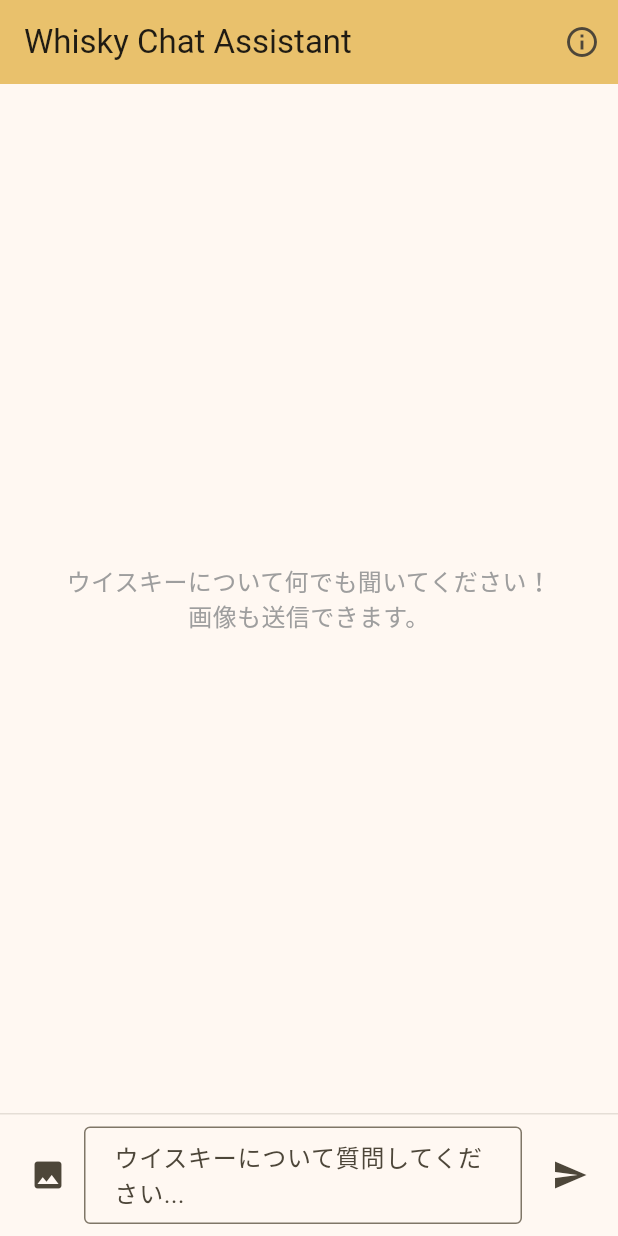
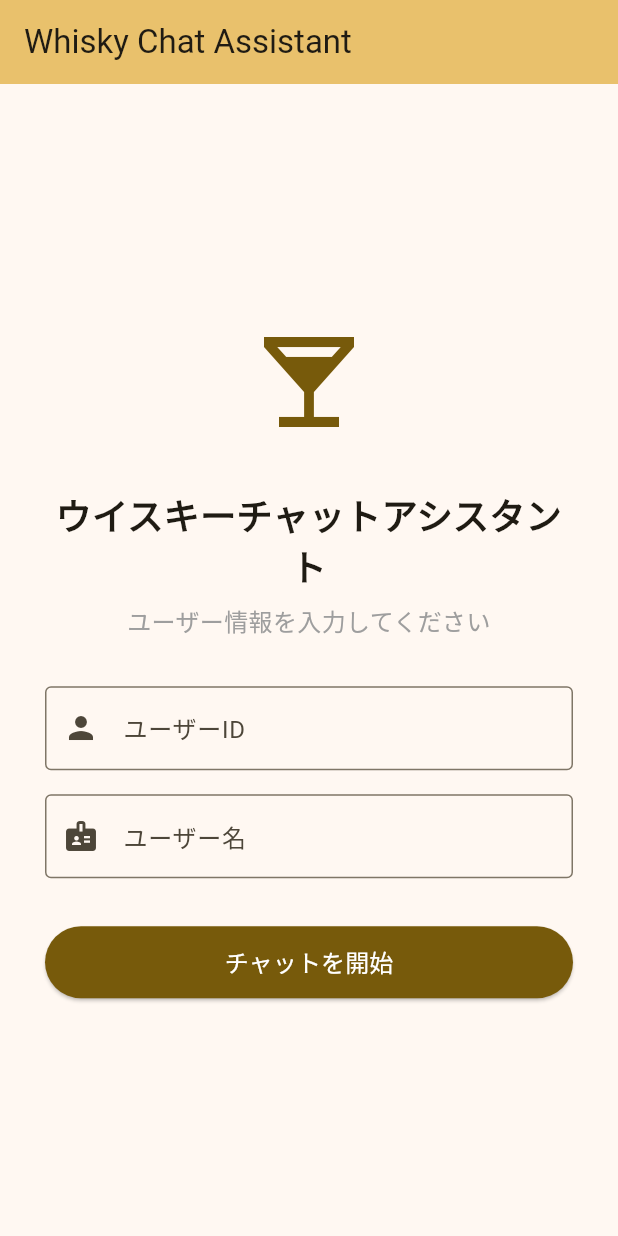
Before and after one commit to yu5uke-1024/whisky_ai_agent, a Flutter app: the screen it shows after launch, on a phone screen of 412 x 824 dp. Run offline on Flutter 3.47's test engine with Material 3 defaults, Android fonts, the phone set to English and light mode, and no system bars; our stand-ins replace file_picker.

Commit message:
user input form

```diff
--- a/flutter_app/lib/main.dart
+++ b/flutter_app/lib/main.dart
@@ -5,9 +5,17 @@ import 'dart:convert';
 import 'dart:io';
 import 'dart:typed_data';
 import 'package:flutter/foundation.dart' show kIsWeb;
+import 'package:flutter/services.dart';
 
 void main() {
   runApp(const WhiskyChatApp());
+}
+
+class UserInfo {
+  final String userId;
+  final String userName;
+
+  UserInfo({required this.userId, required this.userName});
 }
 
 class WhiskyChatApp extends StatelessWidget {
@@ -21,7 +29,7 @@ class WhiskyChatApp extends StatelessWidget {
         colorScheme: ColorScheme.fromSeed(seedColor: Colors.amber),
         useMaterial3: true,
       ),
-      home: const ChatScreen(),
+      home: const LoginScreen(),
     );
   }
 }
@@ -40,8 +48,140 @@ class ChatMessage {
   });
 }
 
+class LoginScreen extends StatefulWidget {
+  const LoginScreen({super.key});
+
+  @override
+  State<LoginScreen> createState() => _LoginScreenState();
+}
+
+class _LoginScreenState extends State<LoginScreen> {
+  final TextEditingController _userIdController = TextEditingController();
+  final TextEditingController _userNameController = TextEditingController();
+  final _formKey = GlobalKey<FormState>();
+
+  @override
+  void dispose() {
+    _userIdController.dispose();
+    _userNameController.dispose();
+    super.dispose();
+  }
+
+  void _login() {
+    if (_formKey.currentState!.validate()) {
+      final userInfo = UserInfo(
+        userId: _userIdController.text.trim(),
+        userName: _userNameController.text.trim(),
+      );
+
+      Navigator.of(context).pushReplacement(
+        MaterialPageRoute(
+          builder: (context) => ChatScreen(userInfo: userInfo),
+        ),
+      );
+    }
+  }
+
+  @override
+  Widget build(BuildContext context) {
+    return Scaffold(
+      appBar: AppBar(
+        title: const Text('Whisky Chat Assistant'),
+        backgroundColor: Theme.of(context).colorScheme.inversePrimary,
+      ),
+      body: Center(
+        child: Container(
+          constraints: const BoxConstraints(maxWidth: 400),
+          padding: const EdgeInsets.all(24),
+          child: Form(
+            key: _formKey,
+            child: Column(
+              mainAxisAlignment: MainAxisAlignment.center,
+              children: [
+                Icon(
+                  Icons.local_bar,
+                  size: 80,
+                  color: Theme.of(context).colorScheme.primary,
+                ),
+                const SizedBox(height: 32),
+                const Text(
+                  'ウイスキーチャットアシスタント',
+                  style: TextStyle(
+                    fontSize: 24,
+                    fontWeight: FontWeight.bold,
+                  ),
+                  textAlign: TextAlign.center,
+                ),
+                const SizedBox(height: 8),
+                const Text(
+                  'ユーザー情報を入力してください',
+                  style: TextStyle(
+                    fontSize: 16,
+                    color: Colors.grey,
+                  ),
+                  textAlign: TextAlign.center,
+                ),
+                const SizedBox(height: 32),
+                TextFormField(
+                  controller: _userIdController,
+                  decoration: const InputDecoration(
+                    labelText: 'ユーザーID',
+                    hintText: 'user123',
+                    border: OutlineInputBorder(),
+                    prefixIcon: Icon(Icons.person),
+                  ),
+                  validator: (value) {
+                    if (value == null || value.trim().isEmpty) {
+                      return 'ユーザーIDを入力してください';
+                    }
+                    return null;
+                  },
+                ),
+                const SizedBox(height: 16),
+                TextFormField(
+                  controller: _userNameController,
+                  decoration: const InputDecoration(
+                    labelText: 'ユーザー名',
+                    hintText: '田中太郎',
+                    border: OutlineInputBorder(),
+                    prefixIcon: Icon(Icons.badge),
+                  ),
+                  validator: (value) {
+                    if (value == null || value.trim().isEmpty) {
+                      return 'ユーザー名を入力してください';
+                    }
+                    return null;
+                  },
+                ),
+                const SizedBox(height: 32),
+                SizedBox(
+                  width: double.infinity,
+                  height: 48,
+                  child: ElevatedButton(
+                    onPressed: _login,
+                    style: ElevatedButton.styleFrom(
+                      backgroundColor: Theme.of(context).colorScheme.primary,
+                      foregroundColor: Theme.of(context).colorScheme.onPrimary,
+                    ),
+                    child: const Text(
+                      'チャットを開始',
+                      style: TextStyle(fontSize: 16),
+                    ),
+                  ),
+                ),
+              ],
+            ),
+          ),
+        ),
+      ),
+    );
+  }
+}
+
 class ChatScreen extends StatefulWidget {
-  const ChatScreen({super.key});
+  final UserInfo userInfo;
+
+  const ChatScreen({super.key, required this.userInfo});
 
   @override
   State<ChatScreen> createState() => _ChatScreenState();
@@ -159,6 +299,10 @@ class _ChatScreenState extends State<ChatScreen> {
 
       // テキストクエリを追加
       request.fields['query'] = query;
+
+      // ユーザー情報を追加
+      request.fields['user_id'] = widget.userInfo.userId;
+      request.fields['user_name'] = widget.userInfo.userName;
 
       // 画像ファイルがある場合は追加
       if (file != null && fileBytes != null) {
@@ -309,10 +453,22 @@ class _ChatScreenState extends State<ChatScreen> {
                 tooltip: '画像を選択',
               ),
               Expanded(
+                child: KeyboardListener(
+                  focusNode: FocusNode(),
+                  onKeyEvent: (KeyEvent event) {
+                    if (event is KeyDownEvent) {
+                      final isControlPressed = HardwareKeyboard.instance.isControlPressed;
+                      final isEnterPressed = event.logicalKey == LogicalKeyboardKey.enter;
+
+                      if (isControlPressed && isEnterPressed && !_isLoading) {
+                        _sendMessage();
+                      }
+                    }
+                  },
                   child: TextField(
                     controller: _textController,
                     decoration: const InputDecoration(
-                    hintText: 'ウイスキーについて質問してください...',
+                      hintText: 'ウイスキーについて質問してください... (Ctrl+Enterで送信)',
                       border: OutlineInputBorder(),
                       contentPadding: EdgeInsets.symmetric(
                         horizontal: 16,
@@ -322,6 +478,7 @@ class _ChatScreenState extends State<ChatScreen> {
                     maxLines: null,
                     enabled: !_isLoading,
                     onSubmitted: (_) => _sendMessage(),
+                  ),
                 ),
               ),
               const SizedBox(width: 8),
@@ -347,7 +504,16 @@ class _ChatScreenState extends State<ChatScreen> {
   Widget build(BuildContext context) {
     return Scaffold(
       appBar: AppBar(
-        title: const Text('Whisky Chat Assistant'),
+        title: Column(
+          crossAxisAlignment: CrossAxisAlignment.start,
+          children: [
+            const Text('Whisky Chat Assistant'),
+            Text(
+              '${widget.userInfo.userName} (${widget.userInfo.userId})',
+              style: const TextStyle(fontSize: 12, fontWeight: FontWeight.normal),
+            ),
+          ],
+        ),
         backgroundColor: Theme.of(context).colorScheme.inversePrimary,
         actions: [
           IconButton(
```
Also changed, not shown: 2 other files. Lines whose indentation alone changed are shown as unchanged.
